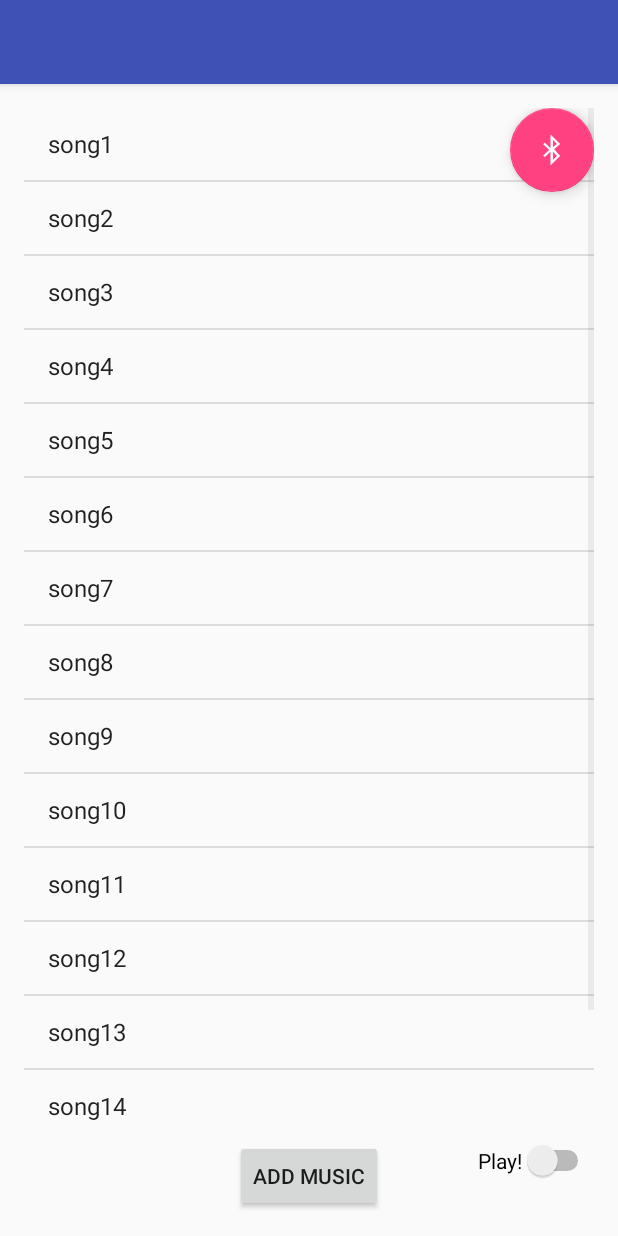
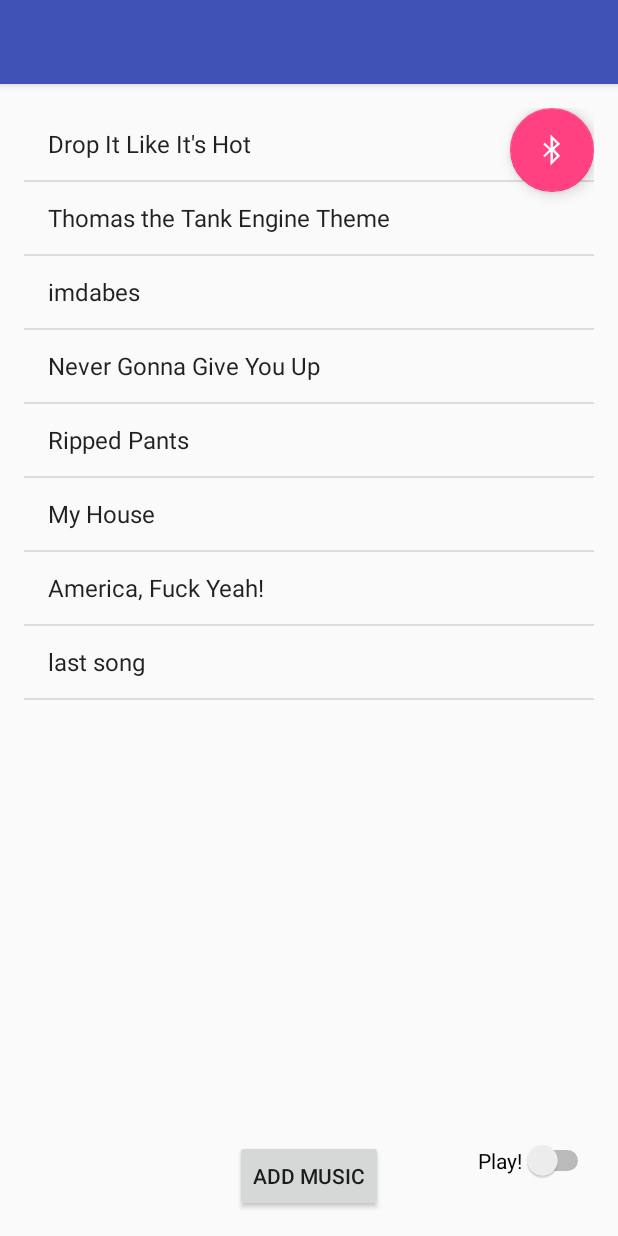
Before and after one commit to RyanZsjsu/soundcast, an Android app: the HostActivity screen opened directly, with no data from a screen before it, on a phone screen of 412 x 824 dp. Run offline under Robolectric (Android 15) with nearby library versions, the phone set to English and light mode, and no system bars; 4 statements that could not run were skipped.

Commit message:
Fixed media player functionality in host queue and song class
Also re-implemented media metadata retriever in song class

```diff
--- a/app/src/main/java/com/ahmilio/turtle/soundcast/HostActivity.java
+++ b/app/src/main/java/com/ahmilio/turtle/soundcast/HostActivity.java
@@ -2,6 +2,7 @@ package com.ahmilio.turtle.soundcast;
 
 import android.content.Context;
 import android.content.Intent;
+import android.media.AudioManager;
 import android.media.MediaMetadataRetriever;
 import android.media.MediaPlayer;
 import android.net.Uri;
@@ -20,6 +21,7 @@ import android.widget.Switch;
 import android.widget.Toast;
 
 import java.io.File;
+import java.io.FileInputStream;
 import java.io.FileOutputStream;
 import java.io.IOException;
 import java.io.InputStream;
@@ -44,73 +46,72 @@ public class HostActivity extends AppCompatActivity {
         setContentView(R.layout.activity_host);
 
         lvPlayQueue = (ListView) findViewById(R.id.lvPlayQueue);
-        playQueue = new PlayQueue<>("song1 song2 song3 song4 song5 song6 song7 song8 song9 song10 song11 song12 song13 song14 song15".split("[ ]+"));
+        playQueue = new PlayQueue<>("Hello SoundCast!, Drop It Like It's Hot, Thomas the Tank Engine Theme, imdabes, Never Gonna Give You Up".split(", "));
+        playQueue.enqueue("Ripped Pants");
+        playQueue.enqueue("My House");
+        playQueue.dequeue();
+        playQueue.enqueue("America, Fuck Yeah!");
         queueAdapter = new ArrayAdapter<>(this, android.R.layout.simple_list_item_1, playQueue.toArray());
         lvPlayQueue.setAdapter(queueAdapter);
         queueAdapter.add("last song");
 
-        //nowPlaying = new Song();
+        // simulating file from external storage
         Log.v("pwd", getApplicationInfo().dataDir);
-
         cache = getCacheDir();
         Log.v("created dir", cache.getPath());
-
         File ext = getDir("external", Context.MODE_PRIVATE);
         Log.v("created dir", ext.getPath());
-
-        File externalRuby = new File(cache+File.separator+"ruby.mp3");
-        Log.v("init externalRuby", externalRuby.getPath());
-        if (!externalRuby.exists()) try {
+        File testExtFile = new File(cache+File.separator+"ruby.mp3");
+        Log.v("init testExtFile", testExtFile.getPath());
+        Log.v("ruby deleted", testExtFile.delete() ? "yes" : "no");
+        if (!testExtFile.exists()) try {
+            testExtFile.createNewFile();
             InputStream is = getResources().openRawResource(
                     getResources().getIdentifier("ruby", "raw", getPackageName()));
 
             int size = is.available();
+            Log.v("ruby input size", ""+size);
             byte[] buffer = new byte[size];
             is.read(buffer);
             is.close();
 
-            FileOutputStream fos = new FileOutputStream(externalRuby);
+            FileOutputStream fos = new FileOutputStream(testExtFile);
             fos.write(buffer);
             fos.close();
         } catch (IOException e) {
             Log.e("Write error",e.getMessage());
             e.printStackTrace();
         }
-        Log.v("created ruby.mp3", externalRuby.getPath());
+        Log.v("created testExtFile", testExtFile.getPath());
+        Log.v("testExtFile size", ""+testExtFile.length());
+        String source = testExtFile.getPath();
+        Log.v("trying source", source);
 
-        String source = externalRuby.getPath();
-        Log.v("trying source", source);
-        Song ruby = new Song(source, cache.getPath(), Song.SRC_LOCAL);
-        Log.v("name of ruby", ruby.getFilename());
-
+        // initializing first song
+        nowPlaying = new Song(source, cache.getPath(), Song.SRC_LOCAL);
         try {
-            ruby.cache();
+            nowPlaying.cache();
         } catch (IOException e) {
             Log.e("Write error",e.getMessage());
             e.printStackTrace();
         }
-        Log.v("cached copy", ruby.getCachedCopy());
-
-//        MediaMetadataRetriever mmr = new MediaMetadataRetriever();
-//        mmr.setDataSource(ruby.getCachedCopy());
-//        mmr.setDataSource(this, Uri.parse(externalRuby.getPath()));
-
-        Log.v("wrote song", ruby.getFilename());
-
-//        Log.v("wrote mmr", mmr.toString());
+        Log.v("cached copy", nowPlaying.getCachedCopy().getPath());
 
         FloatingActionButton fabConnect = (FloatingActionButton) findViewById(R.id.fabConnect);
         Button btnAddMusic = (Button) findViewById(R.id.btnAddMusic);
         Switch swtPlay = (Switch) findViewById(R.id.swtPlay);
 
-//        mp = MediaPlayer.create(ruby.getCachedCopy());
-        mp = MediaPlayer.create(this, R.raw.king);
+        // initializing player
+        mp = new MediaPlayer();
+        mp.setAudioStreamType(AudioManager.STREAM_MUSIC);
         try {
-            mp.setDataSource(ruby.getCachedCopy());
+            mp.setDataSource(nowPlaying.getCachedCopy().getPath());
+            mp.prepare();
         } catch (IOException e) {
             Log.e("mediaplayer error", e.getMessage());
             e.printStackTrace();
         }
+
 //        Toast.makeText(getApplicationContext(), "Now playing: Ruby - Warren Malone", Toast.LENGTH_SHORT).show();
 
 
@@ -192,7 +193,7 @@ public class HostActivity extends AppCompatActivity {
     protected void playSong(){
 //        play with dequeue later
         if (!mp.isPlaying()) {
-            Toast.makeText(getApplicationContext(), "Now playing: Ruby - Warren Malone", Toast.LENGTH_SHORT).show();
+            Toast.makeText(getApplicationContext(), "Now playing: "+nowPlaying.getName()+" - "+nowPlaying.getArtist(), Toast.LENGTH_SHORT).show();
         }
         mp.start();
     }
@@ -204,7 +205,8 @@ public class HostActivity extends AppCompatActivity {
 
     protected void onDestroy(){
         super.onDestroy();
-        mp.reset();
+        mp.release();
+//        mp.reset();
     }
 
     protected void pauseSong(){
--- a/app/src/main/java/com/ahmilio/turtle/soundcast/Song.java
+++ b/app/src/main/java/com/ahmilio/turtle/soundcast/Song.java
@@ -14,7 +14,7 @@ public class Song implements Serializable {
     private String src; // where the source is from
     private String cache;
     private File copy;
-    //private MediaMetadataRetriever meta;
+    private MediaMetadataRetriever meta;
     private int srctype;
     public static final int SRC_LOCAL = 1;
     public static final int SRC_BT = 4;
@@ -72,17 +72,16 @@ public class Song implements Serializable {
         if (!isMusic(source.getPath()))
             return false;
 
-        copy(source, destination);
+        if (destination.createNewFile())
+            copy(source, destination);
         copy = destination;
         cache = destination.getPath().substring(0,src.lastIndexOf(File.separator));
-//        meta = new MediaMetadataRetriever();
-//        meta.setDataSource(copy.getPath());
+        meta = new MediaMetadataRetriever();
+        meta.setDataSource(copy.getPath());
         return true;
     }
 
-    public String getCachedCopy(){
-        return copy.getPath();
-    }
+    public File getCachedCopy(){ return copy; }
 
     public File retrieve(String src){
         File load = null;
@@ -104,7 +103,7 @@ public class Song implements Serializable {
         }
         return load;
     }
-    /*
+
     public String getName(){
         return meta.extractMetadata(MediaMetadataRetriever.METADATA_KEY_TITLE);
     }
@@ -116,7 +115,6 @@ public class Song implements Serializable {
     public String getDuration(){
         return meta.extractMetadata(MediaMetadataRetriever.METADATA_KEY_DURATION);
     }
-    */
 
     public static boolean isMusic(String path){
         return path.matches(".*\\.(mp3|flac|wav|ogg|mid|m4a|aac|3gp|mkv)$");
```
